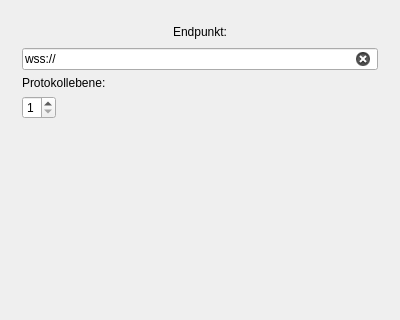
Before: the Qt Designer form Dialoge/DlgHaupt.ui in QAlarm/Klient, drawn with Qt 5; both pictures show x 0 to 400 and y 0 to 320 of the 400 by 473 pixel window.
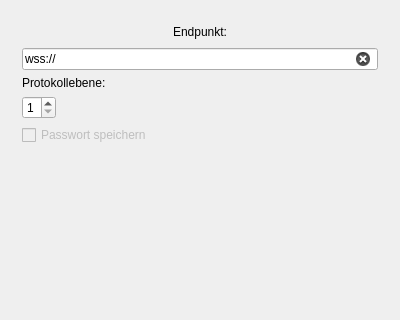
After: the same form once the commit is applied. The open tabs and pages were chosen to show the change.

Commit message: - Vorbereitung speichern vom Passwort - Passwortspeicher Gnome

What changed in the file:
```diff
--- a/Dialoge/DlgHaupt.ui
+++ b/Dialoge/DlgHaupt.ui
@@ -230,6 +230,16 @@
           </item>
          </layout>
         </item>
+        <item>
+         <widget class="QCheckBox" name="cbPasswortSpeichern">
+          <property name="enabled">
+           <bool>false</bool>
+          </property>
+          <property name="text">
+           <string>Passwort speichern</string>
+          </property>
+         </widget>
+        </item>
         <item>
          <spacer name="verticalSpacer_2">
           <property name="orientation">
```
The commit also changes 9 other files.
